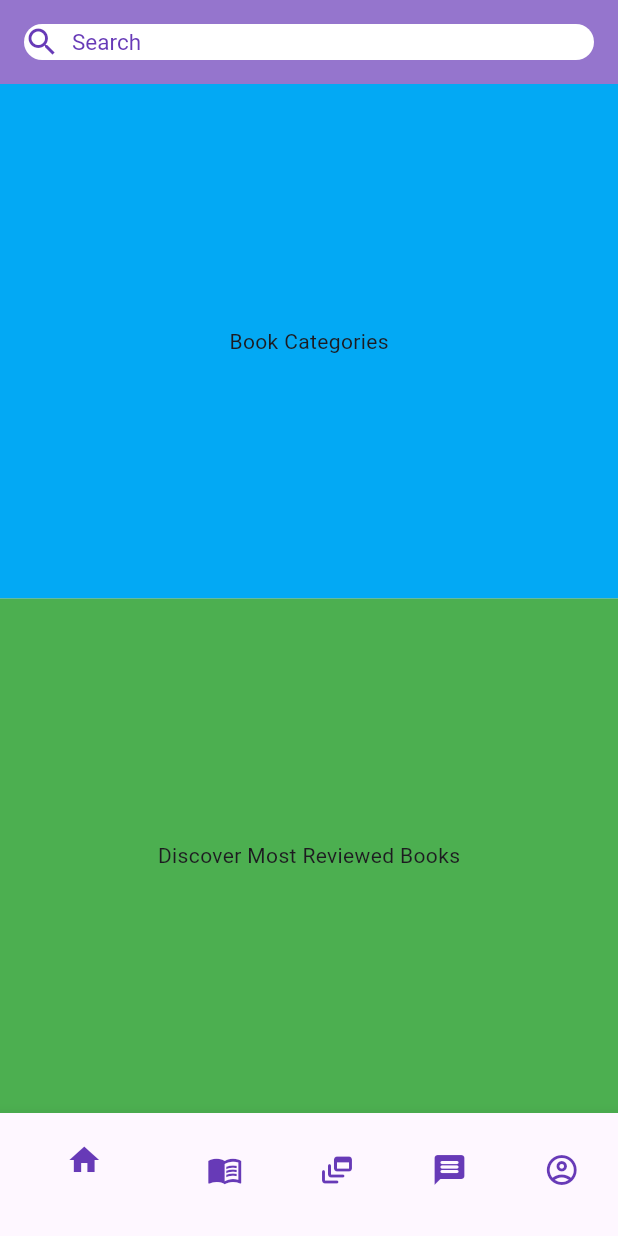
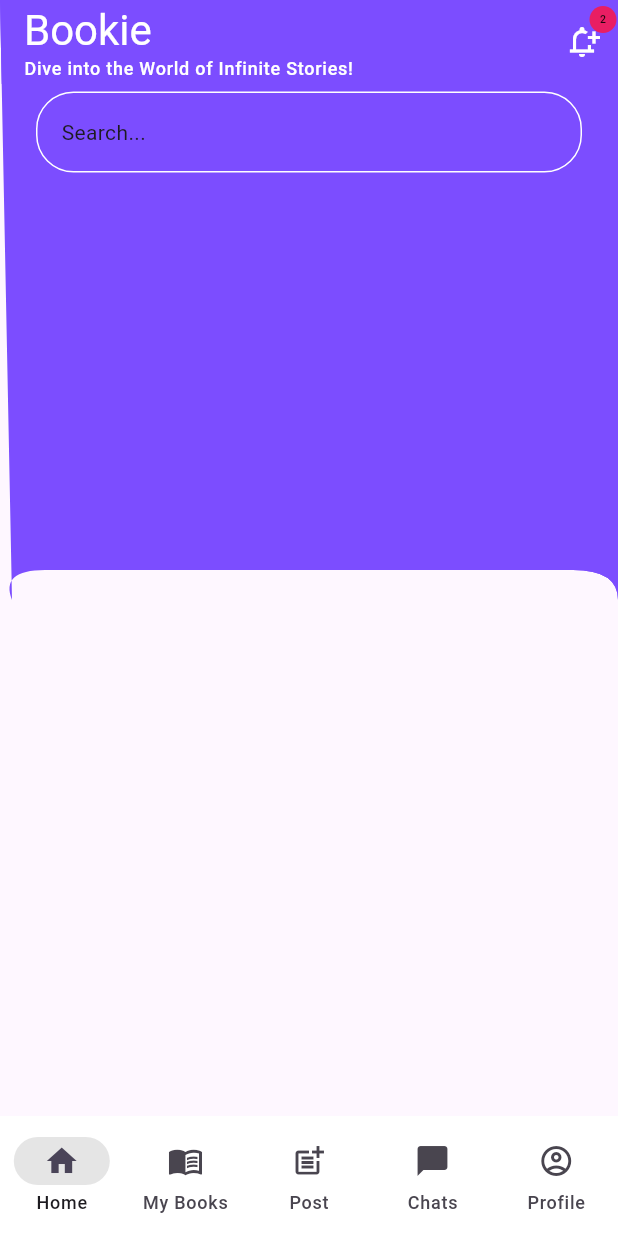
Before and after one commit to fahu5/Bookie_, a Flutter app: the screen it shows after launch, after a tap on "Sign in", on a phone screen of 412 x 824 dp. Run offline on Flutter 3.47's test engine with Material 3 defaults, Android fonts, the phone set to English and light mode, and no system bars; our stand-ins replace cloud_firestore, firebase_auth, firebase_core, get, pin_code_fields; accounts and stored records are empty.

Commit message:
6th commit

```diff
--- /dev/null
+++ b/lib/Core/Helper/helpfunction.dart
@@ -0,0 +1,57 @@
+
+import 'package:flutter/material.dart';
+
+
+class HelperFunctions {
+  static bool isDarkMode(BuildContext context) {
+    final brightness = Theme.of(context).brightness;
+    return brightness == Brightness.dark;
+  }
+}
+class HText {
+  static String get homeAppBarTitle => 'Bookie';
+  static String get homeAppBarSubTitle => 'Dive into the World of Infinite Stories!';
+
+}
+class HColors {
+  static const Color textcolor = Colors.deepPurpleAccent;
+}
+class DeviceUtils {
+  static double getScreenWidth(BuildContext context) {
+    return MediaQuery.of(context).size.width;
+  }
+  static double getScreenHeight(BuildContext context) {
+    return MediaQuery.of(context).size.height;
+
+  }
+  static double getAppBarHeight(){
+    return kToolbarHeight;
+  }
+}
+
+class HeaderappbarTheme{
+  HeaderappbarTheme._();
+
+  static const lightAppBarTheme =AppBarTheme(
+    elevation: 0,
+    centerTitle: false,
+    scrolledUnderElevation: 0,
+    backgroundColor: Colors.transparent,
+    surfaceTintColor: Colors.transparent,
+    iconTheme: IconThemeData(color: Colors.black, size:3.0 ),
+    actionsIconTheme: IconThemeData(color: Colors.black, size:3.0 ),
+    titleTextStyle: TextStyle(fontSize: 18.0,fontWeight: FontWeight.w600, color: Colors.black),
+
+  );
+  static const DarkAppBarTheme =AppBarTheme(
+    elevation: 0,
+    centerTitle: false,
+    scrolledUnderElevation: 0,
+    backgroundColor: Colors.transparent,
+    surfaceTintColor: Colors.transparent,
+    iconTheme: IconThemeData(color: Colors.white, size:3.0 ),
+    actionsIconTheme: IconThemeData(color: Colors.white, size:3.0 ),
+    titleTextStyle: TextStyle(fontSize: 18.0,fontWeight: FontWeight.w600, color: Colors.white),
+  );
+
+}
--- /dev/null
+++ b/lib/Homepage/circularcontainer.dart
@@ -0,0 +1,40 @@
+import 'package:flutter/material.dart';
+
+class CircularContainer extends StatelessWidget {
+  const CircularContainer({
+    super.key,
+    this.child,
+    this.width = 400,
+    this.height = 400,
+    this.padding = 8.0,
+    this.radius = 400.0,
+    this.backgroundcolor = Colors.deepPurpleAccent, required Color backgroundColor,
+  });
+
+  final double? width;
+  final double? height;
+  final double padding;
+  final double radius;
+  final Widget? child;
+  final Color backgroundcolor;
+
+  @override
+  Widget build(BuildContext context) {
+    return Container(
+      color: backgroundcolor,
+      width: width,
+      height: height,
+      padding: EdgeInsets.all(padding),
+      child: Stack(
+        children: [
+          Container(
+            decoration: BoxDecoration(
+              borderRadius: BorderRadius.circular(radius),
+            ),
+          ),
+          if (child != null) Positioned.fill(child: child!),
+        ],
+      ),
+    );
+  }
+}
--- /dev/null
+++ b/lib/Homepage/home.dart
@@ -0,0 +1,46 @@
+import 'package:flutter/material.dart';
+import '../Core/Helper/helpfunction.dart';
+import '../custom/primary_headercontainer.dart';
+import '../widget/header_title.dart';
+
+class Homepage extends StatelessWidget {
+  const Homepage({Key? key});
+
+  @override
+  Widget build(BuildContext context) {
+    return Scaffold(
+      body: SingleChildScrollView(
+        child: Column(
+          children: [
+            // Header title
+            PrimaryHeaderContainer(
+              child: Column(
+                children: [
+                  const HeaderTitle(),
+                  const SizedBox(height: 5.0),
+                  // Search bar
+                  Padding(
+                    padding: const EdgeInsets.symmetric(horizontal: 24.0),
+                    child: Container(
+                      width: DeviceUtils.getScreenWidth(context),
+                      padding: const EdgeInsets.all(16.0),
+                      decoration: BoxDecoration(
+                        color: Colors.transparent,
+                        borderRadius: BorderRadius.circular(25.0),
+                        border: Border.all(color: Colors.white),
+                      ),
+                      // Add your search bar content here
+                      child: const Text("Search..."),
+                    ),
+                  ),
+
+                ],
+              ),
+
+            ),
+          ],
+        ),
+      ),
+    );
+  }
+}
--- a/lib/Feature/forgotpass_page.dart
+++ b/lib/Login_Feature/forgotpass_page.dart
@@ -1,6 +1,6 @@
 import 'package:flutter/material.dart';
 import '../Core/Animation/fade_animation.dart';
-import 'pincodeVerification.dart';
+import 'pincode_verification.dart';
 
 enum FormData{
   email
--- a/lib/Feature/login.dart
+++ b/lib/Login_Feature/login.dart
@@ -1,8 +1,9 @@
 import 'package:flutter/material.dart';
 import '../Core/Animation/fade_animation.dart';
+import '../widget/footer.dart';
 import 'forgotpass_page.dart';
 import 'registration_page.dart';
-import '../Homepage/home_page.dart';
+
 
 enum FormData {
   email,
@@ -128,13 +129,9 @@ class _LoginScreenState extends State<LoginScreen> {
                           onPressed: () {
                             Navigator.pushReplacement(
                               context,
-                              MaterialPageRoute(builder: (context) => Homepage(
-                                currentIndex: 0, // Provide the appropriate index
-                                onTabSelected: (index) {
-                                  // Handle tab selection
-                                },
+                              MaterialPageRoute(builder: (context) => const NavigationMenu(),
                               )
-                              ),
+
                             );
                           },
                           style: TextButton.styleFrom(
--- /dev/null
+++ b/lib/custom/curvedegewidget.dart
@@ -0,0 +1,45 @@
+import 'package:bookiee/custom/primary_headercontainer.dart';
+import 'package:flutter/material.dart';
+
+
+
+class CircularContainer extends StatelessWidget {
+  const CircularContainer({super.key, required this.backgroundColor});
+
+  final Color backgroundColor;
+
+  @override
+  Widget build(BuildContext context) {
+    return Container(
+      width: 100,
+      height: 100,
+      decoration: BoxDecoration(
+        shape: BoxShape.circle,
+        color: backgroundColor,
+      ),
+    );
+  }
+}
+
+class Curveedge extends StatelessWidget {
+  const Curveedge({Key? key});
+
+  @override
+  Widget build(BuildContext context) {
+    return const Scaffold(
+      body: SingleChildScrollView(
+        child: Column(
+          children: [
+            PrimaryHeaderContainer(
+              child:Column(
+                children: [
+                  //1st card purple
+                ],
+              )
+            ),
+          ],
+        ),
+      ),
+    );
+  }
+}
--- /dev/null
+++ b/lib/custom/curvedwidgets.dart
@@ -0,0 +1,33 @@
+import 'package:flutter/material.dart';
+
+class CurvedWidget extends CustomClipper<Path>{
+  @override
+  Path getClip(Size size){
+    var path = Path();
+    path.lineTo(8, size.height);
+
+    final firstCurve = Offset(0, size.height-20);
+    final lastCurve = Offset(30, size.height-20);
+    path.quadraticBezierTo(firstCurve.dx, firstCurve.dy, lastCurve.dx, lastCurve.dy);
+
+    final secondfirstCurve = Offset(0, size.height-20);
+    final secondlastCurve = Offset(size.width-30, size.height-20);
+    path.quadraticBezierTo(secondfirstCurve.dx, secondfirstCurve.dy, secondlastCurve.dx, secondlastCurve.dy);
+
+    final thirdfirstCurve = Offset(size.width, size.height-20);
+    final thirdlastCurve = Offset(size.width, size.height);
+    path.quadraticBezierTo(thirdfirstCurve.dx, thirdfirstCurve.dy, thirdlastCurve.dx, thirdlastCurve.dy);
+
+    path.lineTo(size.width, 0);
+    path.close();
+    return path;
+  }
+
+
+  @override
+  bool shouldReclip(covariant CustomClipper<Path> oldClipper){
+
+
+    return true;
+  }
+}
--- /dev/null
+++ b/lib/custom/primary_headercontainer.dart
@@ -0,0 +1,32 @@
+import 'package:bookiee/custom/reuseable_widget.dart';
+import 'package:flutter/material.dart';
+
+import '../Core/Helper/helpfunction.dart';
+import '../Homepage/circularcontainer.dart';
+
+
+class PrimaryHeaderContainer extends StatelessWidget {
+  const PrimaryHeaderContainer({
+    super.key, required this.child,
+  });
+   final Widget child;
+  @override
+  Widget build(BuildContext context) {
+    return NewWidget(
+      child: Container(
+        color: Colors.deepPurpleAccent,
+        padding: const EdgeInsets.all(0),
+        child: SizedBox(
+          height: 400,
+          child: Stack(
+            children: [
+              Positioned(top: -150, right: -250, child: CircularContainer(backgroundColor: HColors.textcolor.withOpacity(0.1))),
+              Positioned(top: 100, right: -300, child: CircularContainer(backgroundColor: HColors.textcolor.withOpacity(0.1))),
+             child,
+            ],
+          ),
+        ),
+      ),
+    );
+  }
+}
--- /dev/null
+++ b/lib/custom/reuseable_widget.dart
@@ -0,0 +1,18 @@
+import 'package:flutter/cupertino.dart';
+
+import 'curvedwidgets.dart';
+
+class NewWidget extends StatelessWidget {
+  const NewWidget({
+    super.key, this.child,
+  });
+  final Widget? child;
+
+  @override
+  Widget build(BuildContext context) {
+    return ClipPath(
+      clipper: CurvedWidget(),
+      child: child,
+    );
+  }
+}
--- a/lib/main.dart
+++ b/lib/main.dart
@@ -1,7 +1,7 @@
 import 'package:firebase_core/firebase_core.dart';
 import 'package:flutter/material.dart';
-import 'Feature/login.dart';
-import 'Feature/registration_page.dart';
+import 'Login_Feature/login.dart';
+import 'Login_Feature/registration_page.dart';
 
 
 void main() async {
--- /dev/null
+++ b/lib/widget/footer.dart
@@ -0,0 +1,49 @@
+import 'package:flutter/material.dart';
+import 'package:get/get.dart';
+
+import '../Core/Helper/helpfunction.dart';
+import '../Homepage/home.dart';
+
+class NavigationMenu extends StatelessWidget {
+  const NavigationMenu({Key? key});
+
+  @override
+  Widget build(BuildContext context) {
+    final controller = Get.put(NavigationController());
+    HelperFunctions.isDarkMode(context);
+
+    return Scaffold(
+      bottomNavigationBar: Obx(
+         () => NavigationBar(
+          height: 80,
+          elevation: 0,
+          selectedIndex: controller.selectedIndex.value,
+          onDestinationSelected: (index) => controller.selectedIndex.value = index,
+          backgroundColor: controller.darkMode.value ? Colors.black : Colors.white,
+          indicatorColor: controller.darkMode.value ? Colors.white.withOpacity(0.1) : Colors.black.withOpacity(0.1),
+          destinations: const [
+            NavigationDestination(icon: Icon(Icons.home), label: 'Home'),
+            NavigationDestination(icon: Icon(Icons.menu_book_outlined), label: 'My Books'),
+            NavigationDestination(icon: Icon(Icons.post_add_outlined), label: 'Post'),
+            NavigationDestination(icon: Icon(Icons.messenger), label: 'Chats'),
+            NavigationDestination(icon: Icon(Icons.account_circle_outlined), label: 'Profile'),
+          ],
+        ),
+      ),
+      body: Obx(() => controller.screens[controller.selectedIndex.value]),
+    );
+  }
+}
+
+class NavigationController extends GetxController {
+  final Rx<int> selectedIndex = 0.obs;
+  final RxBool darkMode = false.obs;
+
+  final screens = [
+    Container(child: const Homepage()),
+    Container(color: Colors.deepPurpleAccent),
+    Container(color: Colors.deepPurpleAccent),
+    Container(color: Colors.deepPurpleAccent),
+    Container(color: Colors.deepPurpleAccent),
+  ];
+}
--- /dev/null
+++ b/lib/widget/header.dart
@@ -0,0 +1,39 @@
+import 'package:flutter/material.dart';
+import 'package:get/get.dart';
+
+import '../Core/Helper/helpfunction.dart';
+
+class HeaderAppbar extends StatelessWidget implements PreferredSizeWidget {
+  const HeaderAppbar({
+    Key? key,
+    this.title,
+    this.actions,
+    this.leadingIcon,
+    this.leadingOnPressed,
+    this.showBackArrow = false,
+    this.automaticallyImplyLeading = true, // Added default value
+  }) : super(key: key);
+
+  final Widget? title;
+  final List<Widget>? actions;
+  final IconData? leadingIcon;
+  final VoidCallback? leadingOnPressed;
+  final bool showBackArrow;
+  final bool automaticallyImplyLeading;
+
+  @override
+  Widget build(BuildContext context) {
+    return AppBar(
+      backgroundColor: Colors.deepPurpleAccent,
+      automaticallyImplyLeading: automaticallyImplyLeading,
+      leading: showBackArrow
+          ? IconButton(onPressed: () => Get.back(), icon: const Icon(Icons.arrow_left))
+          : (leadingIcon != null ? IconButton(onPressed: leadingOnPressed, icon: Icon(leadingIcon)) : null),
+      title: title,
+      actions: actions,
+    );
+  }
+
+  @override
+  Size get preferredSize => Size.fromHeight(DeviceUtils.getAppBarHeight());
+}
--- /dev/null
+++ b/lib/widget/header_title.dart
@@ -0,0 +1,39 @@
+import 'package:flutter/material.dart';
+import '../Core/Helper/helpfunction.dart';
+import 'header.dart';
+import 'notification.dart';
+
+class HeaderTitle extends StatelessWidget {
+  const HeaderTitle({
+    super.key,
+  });
+
+  @override
+  Widget build(BuildContext context) {
+    return HeaderAppbar(
+      title: Column(
+        crossAxisAlignment: CrossAxisAlignment.start,
+        children: [
+          Text(HText.homeAppBarTitle,
+            style: Theme
+                .of(context)
+                .textTheme
+                .headlineMedium
+                ?.apply(color: Colors.white),
+          ),
+          Text(HText.homeAppBarSubTitle,
+            style: Theme
+                .of(context)
+                .textTheme
+                .labelMedium
+                ?.apply(color: Colors.white),
+          ),
+
+        ],
+      ),
+      actions:  [Notificationbar(onPressed: (){}, iconColor: Colors.white)],
+
+
+    );
+  }
+}
--- /dev/null
+++ b/lib/widget/notification.dart
@@ -0,0 +1,38 @@
+import 'package:flutter/material.dart';
+
+class Notificationbar extends StatelessWidget {
+  const Notificationbar({
+    super.key, required this.iconColor, required this.onPressed,
+  });
+
+  final Color iconColor;
+  final VoidCallback onPressed;
+
+  @override
+  Widget build(BuildContext context) {
+    return Stack(
+      children: [
+        IconButton(onPressed: () {},
+          icon: const Icon(Icons.notification_add_outlined),
+          color: Colors.white,),
+        Positioned(
+            right: 1,
+            child:  Container(
+              width: 18,
+              height: 18,
+              decoration: BoxDecoration(
+                  color: Colors.pink,
+                  borderRadius: BorderRadius.circular(25.0)
+              ),
+             child: Center(
+               child: Text(
+                 '2',
+               style: Theme.of(context).textTheme.labelLarge?.apply(color: Colors.black87, fontSizeFactor: 0.5),
+               ),
+             ),
+            )
+        ),
+      ],
+    );
+  }
+}
--- a/pubspec.yaml
+++ b/pubspec.yaml
@@ -13,6 +13,7 @@ dependencies:
   firebase_core: ^2.25.4
   firebase_auth: ^4.17.5
   cloud_firestore: ^4.15.5
+  get: ^4.3.8
 
   cupertino_icons: ^1.0.2
 
```
Also changed, not shown: lib/Login_Feature/pincode_verification.dart (renamed from lib/Feature/pincodeVerification.dart), lib/Login_Feature/registration_page.dart (renamed from lib/Feature/registration_page.dart), pubspec.lock.
